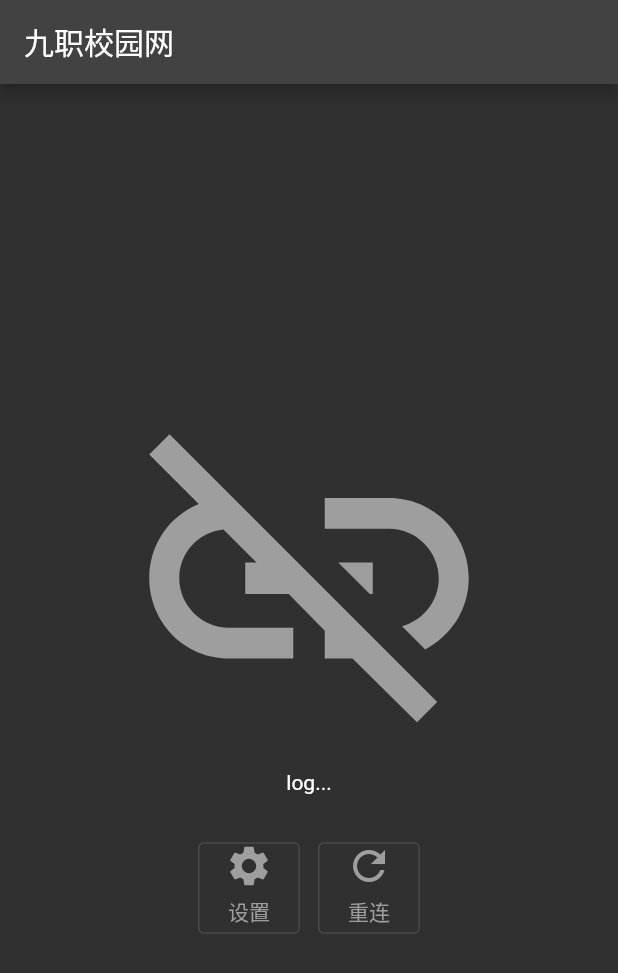
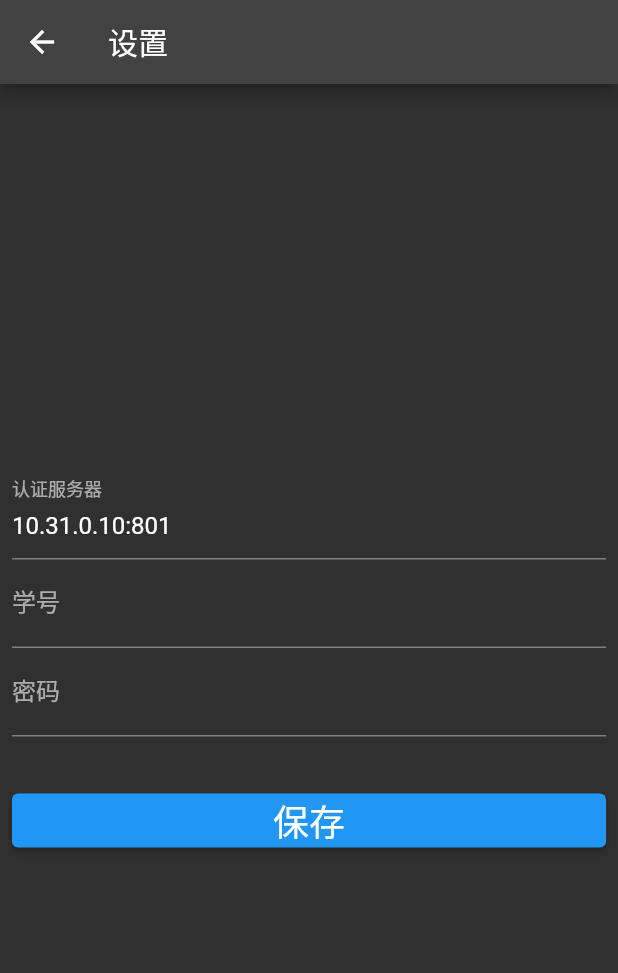
Before and after one commit to Yue-plus/JvtcCampusNetworkDialer, a Flutter app: the screen it shows after launch, after a tap on "设置", on a phone screen of 412 x 824 dp. Shown: the top 973 px of the screen. Run offline on Flutter 3.47's test engine with Material 2 defaults, Android fonts, the phone set to English and light mode, and no system bars.

Commit message:
add Settings

```diff
--- a/lib/main.dart
+++ b/lib/main.dart
@@ -1,48 +1,64 @@
 import 'package:flutter/material.dart';
+import 'package:jvtc_campus_network_dialer/settings.dart';
 
 import 'button.dart';
 
-void main() => runApp(const DialerApp());
+const String title = '九职校园网拨号器';
 
-class DialerApp extends StatefulWidget {
-  const DialerApp({super.key});
+void main() => runApp(MaterialApp(
+      title: title,
+      color: const Color(0xFF22BBFF),
+      theme: ThemeData.dark(),
+      initialRoute: '/',
+      routes: <String, WidgetBuilder>{
+        '/': (BuildContext context) => _Home(),
+        '/settings': (BuildContext context) => const Settings(),
+      },
+      debugShowCheckedModeBanner: false,
+    ));
 
-  static const String title = '九职校园网';
-
+class _Home extends StatefulWidget {
   @override
-  State<StatefulWidget> createState() => _DialerAppState();
+  State<StatefulWidget> createState() => _HomeState();
 }
 
-class _DialerAppState extends State<DialerApp> {
-  final IconData _linkState = Icons.link_off;
+class _HomeState extends State<_Home> {
+  bool _isLinked = false;
 
   @override
   Widget build(BuildContext context) {
-    return MaterialApp(
-      title: DialerApp.title,
-      color: const Color(0xFF22BBFF),
-      theme: ThemeData.dark(),
-      home: Scaffold(
-        appBar: AppBar(title: const Text(DialerApp.title)),
+    return Scaffold(
+      appBar: AppBar(title: const Text(title)),
       body: Center(
         child: Column(
           mainAxisAlignment: MainAxisAlignment.center,
           children: [
-              Icon(_linkState, size: 256, color: Colors.grey),
+            Icon(
+              _isLinked ? Icons.link : Icons.link_off,
+              size: 256,
+              color: _isLinked ? Colors.green : Colors.yellow,
+            ),
             const Text('log...'),
             const SizedBox(height: 32),
             Row(
               mainAxisSize: MainAxisSize.min,
               children: [
-                  Button(icon: Icons.settings, text: '设置', onPressed: () {}),
+                Button(
+                  icon: Icons.settings,
+                  text: '设置',
+                  onPressed: () => Navigator.pushNamed(context, '/settings'),
+                ),
                 const SizedBox(width: 12),
-                  Button(icon: Icons.refresh, text: '重连', onPressed: () {}),
+                Button(
+                  icon: Icons.refresh,
+                  text: '重连',
+                  onPressed: () => setState(() => _isLinked = !_isLinked),
+                ),
               ],
             ),
           ],
         ),
       ),
-      ),
     );
   }
 }
--- /dev/null
+++ b/lib/settings.dart
@@ -0,0 +1,54 @@
+import 'package:flutter/material.dart';
+
+class Settings extends StatefulWidget {
+  const Settings({super.key});
+
+  @override
+  State<StatefulWidget> createState() => _SettingState();
+}
+
+class _SettingState extends State<Settings> {
+  @override
+  Widget build(BuildContext context) {
+    return Scaffold(
+      appBar: AppBar(title: const Text('设置')),
+      body: Center(
+        child: Container(
+          width: 800,
+          padding: const EdgeInsets.all(8),
+          child: Column(
+            mainAxisSize: MainAxisSize.min,
+            children: [
+              TextFormField(
+                initialValue: '10.31.0.10:801',
+                decoration: const InputDecoration(
+                  labelText: '认证服务器',
+                  hintText: '[IP 地址 / 域名]:[端口号]',
+                ),
+              ),
+              TextFormField(
+                keyboardType: TextInputType.number,
+                decoration: const InputDecoration(labelText: '学号'),
+              ),
+              TextFormField(
+                keyboardType: TextInputType.visiblePassword,
+                decoration: const InputDecoration(
+                  labelText: '密码',
+                ),
+              ),
+              Container(
+                width: 800,
+                padding: const EdgeInsets.only(top: 32),
+                child: ElevatedButton(
+                  onPressed: () {},
+                  // style: const ButtonStyle(padding: EdgeInsets.all(8)),
+                  child: const Text('保存', style: TextStyle(fontSize: 24)),
+                ),
+              ),
+            ],
+          ),
+        ),
+      ),
+    );
+  }
+}
```
Lines whose indentation alone changed are shown as unchanged.
